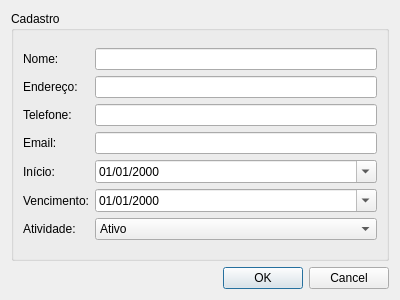
Above: src/registeruser.ui from enriquefynn/VertSys before the change. Below: the same form after it.
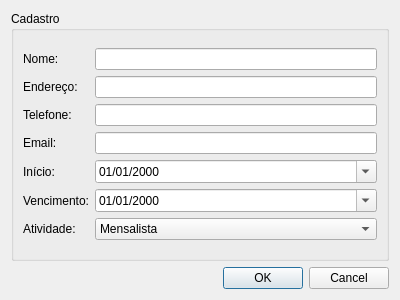
That is the form after the change.

Commit message: edit button in window

Diff of the .ui file:
```diff
--- a/src/registeruser.ui
+++ b/src/registeruser.ui
@@ -104,7 +104,7 @@
          <widget class="QComboBox" name="comboBox">
           <item>
            <property name="text">
-            <string>Ativo</string>
+            <string>Mensalista</string>
            </property>
           </item>
           <item>
```
